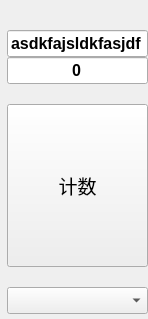
Before: the Qt Designer form countercell.ui in DecayFang/Counter, drawn with Qt 5.
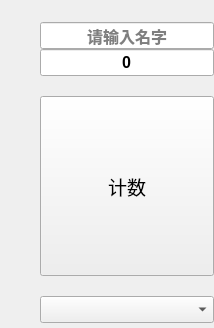
After: the same form once the commit is applied. Icons and pictures are not drawn.

```diff
--- a/countercell.ui
+++ b/countercell.ui
@@ -6,12 +6,12 @@
    <rect>
     <x>0</x>
     <y>0</y>
-    <width>148</width>
-    <height>319</height>
+    <width>214</width>
+    <height>328</height>
    </rect>
   </property>
   <property name="sizePolicy">
-   <sizepolicy hsizetype="Preferred" vsizetype="Expanding">
+   <sizepolicy hsizetype="Fixed" vsizetype="Expanding">
     <horstretch>0</horstretch>
     <verstretch>0</verstretch>
    </sizepolicy>
@@ -35,7 +35,7 @@
    <property name="spacing">
     <number>0</number>
    </property>
-   <item row="1" column="1" rowspan="2">
+   <item row="2" column="1" rowspan="2">
     <layout class="QVBoxLayout" name="verticalLayout">
      <item>
       <widget class="QLineEdit" name="NameLine">
@@ -47,11 +47,14 @@
         </font>
        </property>
        <property name="text">
-        <string>asdkfajsldkfasjdf</string>
+        <string/>
        </property>
        <property name="alignment">
         <set>Qt::AlignCenter</set>
        </property>
+       <property name="placeholderText">
+        <string>请输入名字</string>
+       </property>
       </widget>
      </item>
      <item>
@@ -102,31 +105,34 @@
        <property name="styleSheet">
         <string notr="true">QComboBox { margin-bottom: 5px }</string>
        </property>
+       <property name="editable">
+        <bool>false</bool>
+       </property>
+       <property name="currentText">
+        <string notr="true"/>
+       </property>
+       <property name="frame">
+        <bool>true</bool>
+       </property>
       </widget>
      </item>
     </layout>
    </item>
    <item row="0" column="0">
-    <widget class="QLabel" name="CloseButton">
-     <property name="sizePolicy">
-      <sizepolicy hsizetype="Fixed" vsizetype="Fixed">
-       <horstretch>0</horstretch>
-       <verstretch>0</verstretch>
-      </sizepolicy>
-     </property>
-     <property name="maximumSize">
-      <size>
-       <width>30</width>
-       <height>30</height>
-      </size>
-     </property>
+    <widget class="QPushButton" name="CloseButton">
      <property name="text">
       <string/>
      </property>
      <property name="pixmap">
       <pixmap resource="resources.qrc">:/cross.png</pixmap>
      </property>
-     <property name="scaledContents">
+     <property name="iconSize">
+      <size>
+       <width>24</width>
+       <height>24</height>
+      </size>
+     </property>
+     <property name="flat">
       <bool>true</bool>
      </property>
     </widget>
```
Left out of the diff: 5 changed lines with no effect on the pictures.
